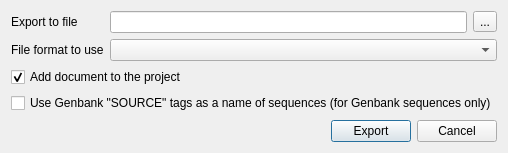
This is src/plugins/dna_export/src/ui/ExportSequences2MSADialog.ui in violethaze74/ugene as Qt 5 draws it before an edit. The edited form follows.
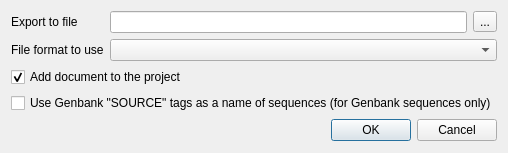
This is the edited form.

Commit message: Help system for all dialogs, UI improvements for all dialogs.

The edit to the form file:
```diff
--- a/src/plugins/dna_export/src/ui/ExportSequences2MSADialog.ui
+++ b/src/plugins/dna_export/src/ui/ExportSequences2MSADialog.ui
@@ -66,51 +66,11 @@
     </widget>
    </item>
    <item>
-    <spacer name="verticalSpacer">
-     <property name="orientation">
-      <enum>Qt::Vertical</enum>
+    <widget class="QDialogButtonBox" name="buttonBox">
+     <property name="standardButtons">
+      <set>QDialogButtonBox::Cancel|QDialogButtonBox::Ok</set>
      </property>
-     <property name="sizeHint" stdset="0">
-      <size>
-       <width>20</width>
-       <height>0</height>
-      </size>
-     </property>
-    </spacer>
-   </item>
-   <item>
-    <layout class="QHBoxLayout" name="horizontalLayout_2">
-     <item>
-      <spacer name="horizontalSpacer">
-       <property name="orientation">
-        <enum>Qt::Horizontal</enum>
-       </property>
-       <property name="sizeHint" stdset="0">
-        <size>
-         <width>40</width>
-         <height>20</height>
-        </size>
-       </property>
-      </spacer>
-     </item>
-     <item>
-      <widget class="QPushButton" name="okButton">
-       <property name="text">
-        <string>Export</string>
-       </property>
-       <property name="default">
-        <bool>true</bool>
-       </property>
-      </widget>
-     </item>
-     <item>
-      <widget class="QPushButton" name="cancelButton">
-       <property name="text">
-        <string>Cancel</string>
-       </property>
-      </widget>
-     </item>
-    </layout>
+    </widget>
    </item>
   </layout>
  </widget>
```
Left out of the diff: 28 changed lines with no effect on the pictures. The commit also changes 309 other files.
